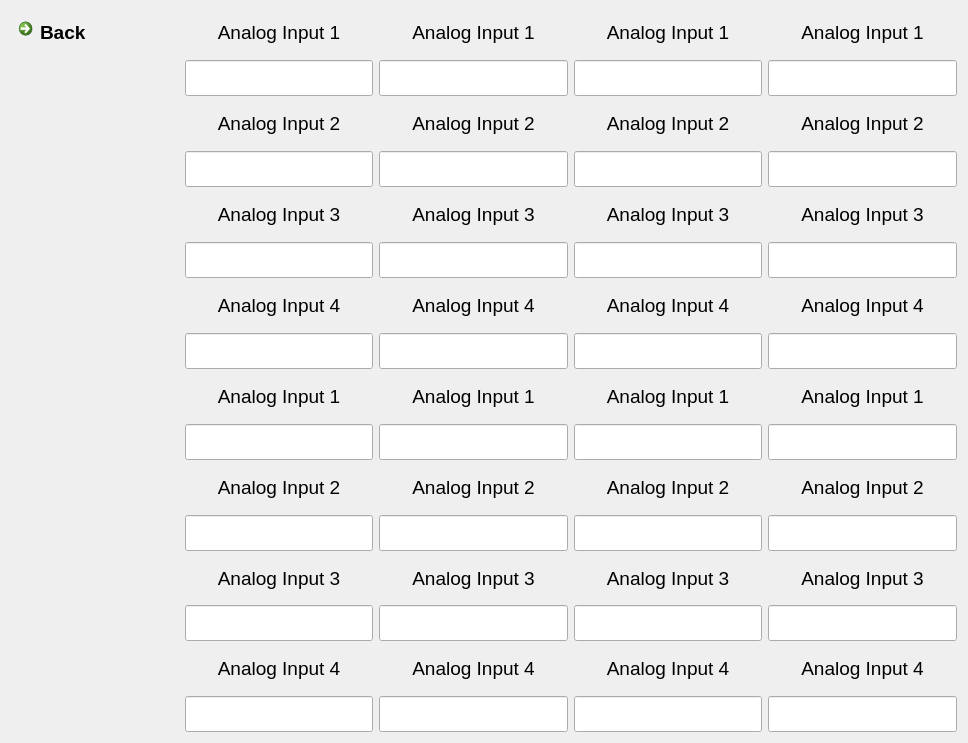
Before: the Qt Designer form myInterface/EPSInterface.ui in semissatto2/Interface_files, drawn with Qt 5.
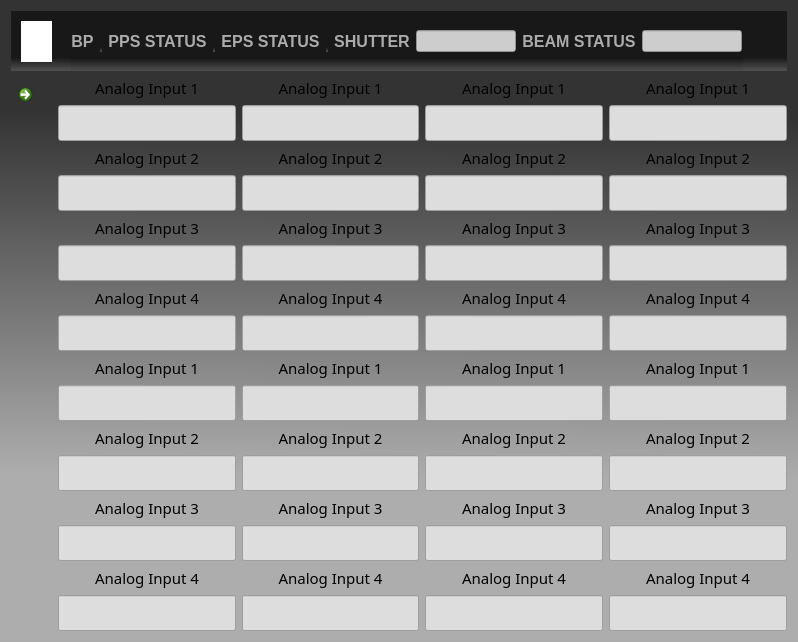
After: the same form once the commit is applied. Icons and pictures are not drawn.

The edit to the form file:
```diff
--- a/myInterface/EPSInterface.ui
+++ b/myInterface/EPSInterface.ui
@@ -6,18 +6,37 @@
    <rect>
     <x>0</x>
     <y>0</y>
-    <width>968</width>
-    <height>743</height>
+    <width>798</width>
+    <height>553</height>
    </rect>
   </property>
   <property name="windowTitle">
    <string>EPS Interface</string>
   </property>
+  <property name="autoFillBackground">
+   <bool>false</bool>
+  </property>
   <property name="styleSheet">
-   <string notr="true">border-image: url(:/images/myBG.jpg);</string>
+   <string notr="true">QWidget{
+background-color: qlineargradient(spread:pad, x1:0.511258, y1:0.167, x2:0.5, y2:0.994624, stop:0.0107527 rgba(51, 51, 51, 255), stop:0.698925 rgba(173, 173, 173, 255));
+}
+QLabel{
+background-color: transparent;
+	font: 75 11pt &quot;Courier 10 Pitch&quot;;
+	color: rgb(0, 0, 0);
+}
+
+QLineEdit{
+background-color: rgb(221, 221, 221);
+	color: rgb(0, 0, 0);
+}
+
+Spacer{
+background-color: rgb(0, 255, 0);
+}</string>
   </property>
   <layout class="QGridLayout" name="gridLayout">
-   <item row="0" column="0">
+   <item row="1" column="0">
     <layout class="QHBoxLayout" name="horizontalLayout_4">
      <item>
       <layout class="QVBoxLayout" name="verticalLayout_2">
@@ -25,13 +44,22 @@
         <layout class="QHBoxLayout" name="horizontalLayout">
          <item>
           <widget class="QCommandLinkButton" name="LinkButtonBackEPS">
+           <property name="maximumSize">
+            <size>
+             <width>41</width>
+             <height>16777215</height>
+            </size>
+           </property>
            <property name="font">
             <font>
              <pointsize>14</pointsize>
             </font>
            </property>
+           <property name="styleSheet">
+            <string notr="true">background-color: rgb(206, 206, 206);</string>
+           </property>
            <property name="text">
-            <string>Back</string>
+            <string/>
            </property>
            <property name="icon">
             <iconset resource="resources.qrc">
@@ -45,6 +73,19 @@
            </property>
           </widget>
          </item>
+         <item>
+          <spacer name="horizontalSpacer">
+           <property name="orientation">
+            <enum>Qt::Horizontal</enum>
+           </property>
+           <property name="sizeHint" stdset="0">
+            <size>
+             <width>40</width>
+             <height>20</height>
+            </size>
+           </property>
+          </spacer>
+         </item>
         </layout>
        </item>
        <item>
@@ -72,7 +113,11 @@
             <widget class="QLabel" name="labelAI1">
              <property name="font">
               <font>
-               <pointsize>14</pointsize>
+               <family>Courier 10 Pitch</family>
+               <pointsize>11</pointsize>
+               <weight>9</weight>
+               <italic>false</italic>
+               <bold>false</bold>
               </font>
              </property>
              <property name="text">
@@ -105,7 +150,11 @@
             <widget class="QLabel" name="labelAI2">
              <property name="font">
               <font>
-               <pointsize>14</pointsize>
+               <family>Courier 10 Pitch</family>
+               <pointsize>11</pointsize>
+               <weight>9</weight>
+               <italic>false</italic>
+               <bold>false</bold>
               </font>
              </property>
              <property name="text">
@@ -138,7 +187,11 @@
             <widget class="QLabel" name="labelAI3">
              <property name="font">
               <font>
-               <pointsize>14</pointsize>
+               <family>Courier 10 Pitch</family>
+               <pointsize>11</pointsize>
+               <weight>9</weight>
+               <italic>false</italic>
+               <bold>false</bold>
               </font>
              </property>
              <property name="text">
@@ -171,7 +224,11 @@
             <widget class="QLabel" name="labelAI4">
              <property name="font">
               <font>
-               <pointsize>14</pointsize>
+               <family>Courier 10 Pitch</family>
+               <pointsize>11</pointsize>
+               <weight>9</weight>
+               <italic>false</italic>
+               <bold>false</bold>
               </font>
              </property>
              <property name="text">
@@ -208,7 +265,11 @@
             <widget class="QLabel" name="labelAI5">
              <property name="font">
               <font>
-               <pointsize>14</pointsize>
+               <family>Courier 10 Pitch</family>
+               <pointsize>11</pointsize>
+               <weight>9</weight>
+               <italic>false</italic>
+               <bold>false</bold>
               </font>
              </property>
              <property name="text">
@@ -241,7 +302,11 @@
             <widget class="QLabel" name="labelAI6">
              <property name="font">
               <font>
-               <pointsize>14</pointsize>
+               <family>Courier 10 Pitch</family>
+               <pointsize>11</pointsize>
+               <weight>9</weight>
+               <italic>false</italic>
+               <bold>false</bold>
               </font>
              </property>
              <property name="text">
@@ -274,7 +339,11 @@
             <widget class="QLabel" name="labelAI7">
              <property name="font">
               <font>
-               <pointsize>14</pointsize>
+               <family>Courier 10 Pitch</family>
+               <pointsize>11</pointsize>
+               <weight>9</weight>
+               <italic>false</italic>
+               <bold>false</bold>
               </font>
              </property>
              <property name="text">
@@ -307,7 +376,11 @@
             <widget class="QLabel" name="labelAI8">
              <property name="font">
               <font>
-               <pointsize>14</pointsize>
+               <family>Courier 10 Pitch</family>
+               <pointsize>11</pointsize>
+               <weight>9</weight>
+               <italic>false</italic>
+               <bold>false</bold>
               </font>
              </property>
              <property name="text">
@@ -344,7 +417,11 @@
             <widget class="QLabel" name="labelAI9">
              <property name="font">
               <font>
-               <pointsize>14</pointsize>
+               <family>Courier 10 Pitch</family>
+               <pointsize>11</pointsize>
+               <weight>9</weight>
+               <italic>false</italic>
+               <bold>false</bold>
               </font>
              </property>
              <property name="text">
@@ -377,7 +454,11 @@
             <widget class="QLabel" name="labelAI10">
              <property name="font">
               <font>
-               <pointsize>14</pointsize>
+               <family>Courier 10 Pitch</family>
+               <pointsize>11</pointsize>
+               <weight>9</weight>
+               <italic>false</italic>
+               <bold>false</bold>
               </font>
              </property>
              <property name="text">
@@ -410,7 +491,11 @@
             <widget class="QLabel" name="labelAI11">
              <property name="font">
               <font>
-               <pointsize>14</pointsize>
+               <family>Courier 10 Pitch</family>
+               <pointsize>11</pointsize>
+               <weight>9</weight>
+               <italic>false</italic>
+               <bold>false</bold>
               </font>
              </property>
              <property name="text">
@@ -443,7 +528,11 @@
             <widget class="QLabel" name="labelAI12">
              <property name="font">
               <font>
-               <pointsize>14</pointsize>
+               <family>Courier 10 Pitch</family>
+               <pointsize>11</pointsize>
+               <weight>9</weight>
+               <italic>false</italic>
+               <bold>false</bold>
               </font>
              </property>
              <property name="text">
@@ -480,7 +569,11 @@
             <widget class="QLabel" name="labelAI13">
              <property name="font">
               <font>
-               <pointsize>14</pointsize>
+               <family>Courier 10 Pitch</family>
+               <pointsize>11</pointsize>
+               <weight>9</weight>
+               <italic>false</italic>
+               <bold>false</bold>
               </font>
              </property>
              <property name="text">
@@ -513,7 +606,11 @@
             <widget class="QLabel" name="labelAI14">
              <property name="font">
               <font>
-               <pointsize>14</pointsize>
+               <family>Courier 10 Pitch</family>
+               <pointsize>11</pointsize>
+               <weight>9</weight>
+               <italic>false</italic>
+               <bold>false</bold>
               </font>
              </property>
              <property name="text">
@@ -546,7 +643,11 @@
             <widget class="QLabel" name="labelAI15">
              <property name="font">
               <font>
-               <pointsize>14</pointsize>
+               <family>Courier 10 Pitch</family>
+               <pointsize>11</pointsize>
+               <weight>9</weight>
+               <italic>false</italic>
+               <bold>false</bold>
               </font>
              </property>
              <property name="text">
@@ -579,7 +680,11 @@
             <widget class="QLabel" name="labelAI16">
              <property name="font">
               <font>
-               <pointsize>14</pointsize>
+               <family>Courier 10 Pitch</family>
+               <pointsize>11</pointsize>
+               <weight>9</weight>
+               <italic>false</italic>
+               <bold>false</bold>
               </font>
              </property>
              <property name="text">
@@ -620,7 +725,11 @@
             <widget class="QLabel" name="labelAI17">
              <property name="font">
               <font>
-               <pointsize>14</pointsize>
+               <family>Courier 10 Pitch</family>
+               <pointsize>11</pointsize>
+               <weight>9</weight>
+               <italic>false</italic>
+               <bold>false</bold>
               </font>
              </property>
              <property name="text">
@@ -653,7 +762,11 @@
             <widget class="QLabel" name="labelAI18">
              <property name="font">
               <font>
-               <pointsize>14</pointsize>
+               <family>Courier 10 Pitch</family>
+               <pointsize>11</pointsize>
+               <weight>9</weight>
+               <italic>false</italic>
+               <bold>false</bold>
               </font>
              </property>
              <property name="text">
@@ -686,7 +799,11 @@
             <widget class="QLabel" name="labelAI19">
              <property name="font">
               <font>
-               <pointsize>14</pointsize>
+               <family>Courier 10 Pitch</family>
+               <pointsize>11</pointsize>
+               <weight>9</weight>
+               <italic>false</italic>
+               <bold>false</bold>
               </font>
              </property>
              <property name="text">
@@ -719,7 +836,11 @@
             <widget class="QLabel" name="labelAI20">
              <property name="font">
               <font>
-               <pointsize>14</pointsize>
+               <family>Courier 10 Pitch</family>
+               <pointsize>11</pointsize>
+               <weight>9</weight>
+               <italic>false</italic>
+               <bold>false</bold>
               </font>
              </property>
              <property name="text">
@@ -756,7 +877,11 @@
             <widget class="QLabel" name="labelAI21">
              <property name="font">
               <font>
-               <pointsize>14</pointsize>
+               <family>Courier 10 Pitch</family>
+               <pointsize>11</pointsize>
+               <weight>9</weight>
+               <italic>false</italic>
+               <bold>false</bold>
               </font>
              </property>
              <property name="text">
@@ -789,7 +914,11 @@
             <widget class="QLabel" name="labelAI22">
              <property name="font">
               <font>
-               <pointsize>14</pointsize>
+               <family>Courier 10 Pitch</family>
+               <pointsize>11</pointsize>
+               <weight>9</weight>
+               <italic>false</italic>
+               <bold>false</bold>
               </font>
              </property>
              <property name="text">
@@ -822,7 +951,11 @@
             <widget class="QLabel" name="labelAI23">
              <property name="font">
               <font>
-               <pointsize>14</pointsize>
+               <family>Courier 10 Pitch</family>
+               <pointsize>11</pointsize>
+               <weight>9</weight>
+               <italic>false</italic>
+               <bold>false</bold>
               </font>
              </property>
              <property name="text">
@@ -855,7 +988,11 @@
             <widget class="QLabel" name="labelAI24">
              <property name="font">
               <font>
-               <pointsize>14</pointsize>
+               <family>Courier 10 Pitch</family>
+               <pointsize>11</pointsize>
+               <weight>9</weight>
+               <italic>false</italic>
+               <bold>false</bold>
               </font>
              </property>
              <property name="text">
@@ -892,7 +1029,11 @@
             <widget class="QLabel" name="labelAI25">
              <property name="font">
               <font>
-               <pointsize>14</pointsize>
+               <family>Courier 10 Pitch</family>
+               <pointsize>11</pointsize>
+               <weight>9</weight>
+               <italic>false</italic>
+               <bold>false</bold>
               </font>
              </property>
              <property name="text">
@@ -925,7 +1066,11 @@
             <widget class="QLabel" name="labelAI26">
              <property name="font">
               <font>
-               <pointsize>14</pointsize>
+               <family>Courier 10 Pitch</family>
+               <pointsize>11</pointsize>
+               <weight>9</weight>
+               <italic>false</italic>
+               <bold>false</bold>
               </font>
              </property>
              <property name="text">
@@ -958,7 +1103,11 @@
             <widget class="QLabel" name="labelAI27">
              <property name="font">
               <font>
-               <pointsize>14</pointsize>
+               <family>Courier 10 Pitch</family>
+               <pointsize>11</pointsize>
+               <weight>9</weight>
+               <italic>false</italic>
+               <bold>false</bold>
               </font>
              </property>
              <property name="text">
@@ -991,7 +1140,11 @@
             <widget class="QLabel" name="labelAI28">
              <property name="font">
               <font>
-               <pointsize>14</pointsize>
+               <family>Courier 10 Pitch</family>
+               <pointsize>11</pointsize>
+               <weight>9</weight>
+               <italic>false</italic>
+               <bold>false</bold>
               </font>
              </property>
              <property name="text">
@@ -1028,7 +1181,11 @@
             <widget class="QLabel" name="labelAI29">
              <property name="font">
               <font>
-               <pointsize>14</pointsize>
+               <family>Courier 10 Pitch</family>
+               <pointsize>11</pointsize>
+               <weight>9</weight>
+               <italic>false</italic>
+               <bold>false</bold>
               </font>
              </property>
              <property name="text">
@@ -1061,7 +1218,11 @@
             <widget class="QLabel" name="labelAI30">
              <property name="font">
               <font>
-               <pointsize>14</pointsize>
+               <family>Courier 10 Pitch</family>
+               <pointsize>11</pointsize>
+               <weight>9</weight>
+               <italic>false</italic>
+               <bold>false</bold>
               </font>
              </property>
              <property name="text">
@@ -1094,7 +1255,11 @@
             <widget class="QLabel" name="labelAI31">
              <property name="font">
               <font>
-               <pointsize>14</pointsize>
+               <family>Courier 10 Pitch</family>
+               <pointsize>11</pointsize>
+               <weight>9</weight>
+               <italic>false</italic>
+               <bold>false</bold>
               </font>
              </property>
              <property name="text">
@@ -1127,7 +1292,11 @@
             <widget class="QLabel" name="labelAI32">
              <property name="font">
               <font>
-               <pointsize>14</pointsize>
+               <family>Courier 10 Pitch</family>
+               <pointsize>11</pointsize>
+               <weight>9</weight>
+               <italic>false</italic>
+               <bold>false</bold>
               </font>
              </property>
              <property name="text">
@@ -1164,6 +1333,283 @@
      </item>
     </layout>
    </item>
+   <item row="0" column="0">
+    <widget class="QWidget" name="widget" native="true">
+     <property name="minimumSize">
+      <size>
+       <width>90</width>
+       <height>60</height>
+      </size>
+     </property>
+     <property name="maximumSize">
+      <size>
+       <width>1500</width>
+       <height>61</height>
+      </size>
+     </property>
+     <property name="styleSheet">
+      <string notr="true">background-color: qlineargradient(spread:pad, x1:0.521, y1:0.725505, x2:0.521, y2:0.989247, stop:0.198925 rgba(24, 24, 24, 255), stop:0.94086 rgba(76, 76, 76, 255));</string>
+     </property>
+     <widget class="QLabel" name="labelLogoSiriusCabecario">
+      <property name="geometry">
+       <rect>
+        <x>10</x>
+        <y>10</y>
+        <width>31</width>
+        <height>41</height>
+       </rect>
+      </property>
+      <property name="maximumSize">
+       <size>
+        <width>81</width>
+        <height>41</height>
+       </size>
+      </property>
+      <property name="autoFillBackground">
+       <bool>false</bool>
+      </property>
+      <property name="styleSheet">
+       <string notr="true">background-color: rgb(255, 255, 255);
+</string>
+      </property>
+      <property name="text">
+       <string/>
+      </property>
+      <property name="pixmap">
+       <pixmap>logoSirius.png</pixmap>
+      </property>
+      <property name="scaledContents">
+       <bool>true</bool>
+      </property>
+     </widget>
+     <widget class="QWidget" name="layoutWidget">
+      <property name="geometry">
+       <rect>
+        <x>60</x>
+        <y>0</y>
+        <width>671</width>
+        <height>61</height>
+       </rect>
+      </property>
+      <layout class="QHBoxLayout" name="horizontalLayout_5">
+       <item>
+        <widget class="QLabel" name="labelBp">
+         <property name="styleSheet">
+          <string notr="true">background-color: transparent;</string>
+         </property>
+         <property name="text">
+          <string>&lt;html&gt;&lt;head/&gt;&lt;body&gt;&lt;p&gt;&lt;span style=&quot; font-size:12pt; font-weight:600; color:#ababab;&quot;&gt;BP&lt;/span&gt;&lt;/p&gt;&lt;/body&gt;&lt;/html&gt;</string>
+         </property>
+         <property name="scaledContents">
+          <bool>true</bool>
+         </property>
+         <property name="alignment">
+          <set>Qt::AlignCenter</set>
+         </property>
+        </widget>
+       </item>
+       <item>
+        <widget class="QLabel" name="labelBpBool">
+         <property name="sizePolicy">
+          <sizepolicy hsizetype="Ignored" vsizetype="Ignored">
+           <horstretch>0</horstretch>
+           <verstretch>0</verstretch>
+          </sizepolicy>
+         </property>
+         <property name="maximumSize">
+          <size>
+           <width>31</width>
+           <height>21</height>
+          </size>
+         </property>
+         <property name="toolTip">
+          <string extracomment="Bool status"/>
+         </property>
+         <property name="toolTipDuration">
+          <number>3</number>
+         </property>
+         <property name="text">
+          <string/>
+         </property>
+         <property name="pixmap">
+          <pixmap>../led_green.png</pixmap>
+         </property>
+         <property name="scaledContents">
+          <bool>true</bool>
+         </property>
+         <property name="alignment">
+          <set>Qt::AlignCenter</set>
+         </property>
+        </widget>
+       </item>
+       <item>
+        <widget class="QLabel" name="labelPpsStatus">
+         <property name="styleSheet">
+          <string notr="true">background-color: transparent;</string>
+         </property>
+         <property name="text">
+          <string>&lt;html&gt;&lt;head/&gt;&lt;body&gt;&lt;p&gt;&lt;span style=&quot; font-size:12pt; font-weight:600; color:#ababab;&quot;&gt;PPS STATUS&lt;/span&gt;&lt;/p&gt;&lt;/body&gt;&lt;/html&gt;</string>
+         </property>
+         <property name="scaledContents">
+          <bool>true</bool>
+         </property>
+         <property name="alignment">
+          <set>Qt::AlignCenter</set>
+         </property>
+        </widget>
+       </item>
+       <item>
+        <widget class="QLabel" name="labelPpsStatus_2">
+         <property name="sizePolicy">
+          <sizepolicy hsizetype="Ignored" vsizetype="Ignored">
+           <horstretch>0</horstretch>
+           <verstretch>0</verstretch>
+          </sizepolicy>
+         </property>
+         <property name="maximumSize">
+          <size>
+           <width>31</width>
+           <height>21</height>
+          </size>
+         </property>
+         <property name="toolTip">
+          <string extracomment="Bool status"/>
+         </property>
+         <property name="text">
+          <string/>
+         </property>
+         <property name="pixmap">
+          <pixmap>../led_green.png</pixmap>
+         </property>
+         <property name="scaledContents">
+          <bool>true</bool>
+         </property>
+         <property name="alignment">
+          <set>Qt::AlignCenter</set>
+         </property>
+        </widget>
+       </item>
+       <item>
+        <widget class="QLabel" name="labelEpsStatus">
+         <property name="styleSheet">
+          <string notr="true">background-color: transparent;</string>
+         </property>
+         <property name="text">
+          <string>&lt;html&gt;&lt;head/&gt;&lt;body&gt;&lt;p&gt;&lt;span style=&quot; font-size:12pt; font-weight:600; color:#ababab;&quot;&gt;EPS STATUS&lt;/span&gt;&lt;/p&gt;&lt;/body&gt;&lt;/html&gt;</string>
+         </property>
+         <property name="scaledContents">
+          <bool>true</bool>
+         </property>
+         <property name="alignment">
+          <set>Qt::AlignCenter</set>
+         </property>
+        </widget>
+       </item>
+       <item>
+        <widget class="QLabel" name="labelEpsStatus_2">
+         <property name="sizePolicy">
+          <sizepolicy hsizetype="Ignored" vsizetype="Ignored">
+           <horstretch>0</horstretch>
+           <verstretch>0</verstretch>
+          </sizepolicy>
+         </property>
+         <property name="maximumSize">
+          <size>
+           <width>31</width>
+           <height>21</height>
+          </size>
+         </property>
+         <property name="toolTip">
+          <string extracomment="Bool status"/>
+         </property>
+         <property name="text">
+          <string/>
+         </property>
+         <property name="pixmap">
+          <pixmap>../led_green.png</pixmap>
+         </property>
+         <property name="scaledContents">
+          <bool>true</bool>
+         </property>
+         <property name="alignment">
+          <set>Qt::AlignCenter</set>
+         </property>
+        </widget>
+       </item>
+       <item>
+        <widget class="QLabel" name="labelShutter">
+         <property name="styleSheet">
+          <string notr="true">background-color: transparent;</string>
+         </property>
+         <property name="text">
+          <string>&lt;html&gt;&lt;head/&gt;&lt;body&gt;&lt;p&gt;&lt;span style=&quot; font-size:12pt; font-weight:600; color:#ababab;&quot;&gt;SHUTTER&lt;/span&gt;&lt;/p&gt;&lt;/body&gt;&lt;/html&gt;</string>
+         </property>
+         <property name="scaledContents">
+          <bool>true</bool>
+         </property>
+         <property name="alignment">
+          <set>Qt::AlignCenter</set>
+         </property>
+        </widget>
+       </item>
+       <item>
+        <widget class="QLineEdit" name="lineEditShutter">
+         <property name="maximumSize">
+          <size>
+           <width>100</width>
+           <height>16777215</height>
+          </size>
+         </property>
+         <property name="styleSheet">
+          <string notr="true">background-color: rgb(205, 205, 205);</string>
+         </property>
+         <property name="alignment">
+          <set>Qt::AlignCenter</set>
+         </property>
+         <property name="readOnly">
+          <bool>true</bool>
+         </property>
+        </widget>
+       </item>
+       <item>
+        <widget class="QLabel" name="labelBeamStatus">
+         <property name="styleSheet">
+          <string notr="true">background-color: transparent;</string>
+         </property>
+         <property name="text">
+          <string>&lt;html&gt;&lt;head/&gt;&lt;body&gt;&lt;p&gt;&lt;span style=&quot; font-size:12pt; font-weight:600; color:#ababab;&quot;&gt;BEAM STATUS&lt;/span&gt;&lt;/p&gt;&lt;/body&gt;&lt;/html&gt;</string>
+         </property>
+         <property name="scaledContents">
+          <bool>true</bool>
+         </property>
+         <property name="alignment">
+          <set>Qt::AlignCenter</set>
+         </property>
+        </widget>
+       </item>
+       <item>
+        <widget class="QLineEdit" name="lineEditBeamStatus">
+         <property name="maximumSize">
+          <size>
+           <width>100</width>
+           <height>16777215</height>
+          </size>
+         </property>
+         <property name="styleSheet">
+          <string notr="true">background-color: rgb(205, 205, 205);</string>
+         </property>
+         <property name="alignment">
+          <set>Qt::AlignCenter</set>
+         </property>
+         <property name="readOnly">
+          <bool>true</bool>
+         </property>
+        </widget>
+       </item>
+      </layout>
+     </widget>
+    </widget>
+   </item>
   </layout>
  </widget>
  <resources>
```
Left out of the diff: 8 changed lines with no effect on the pictures.
